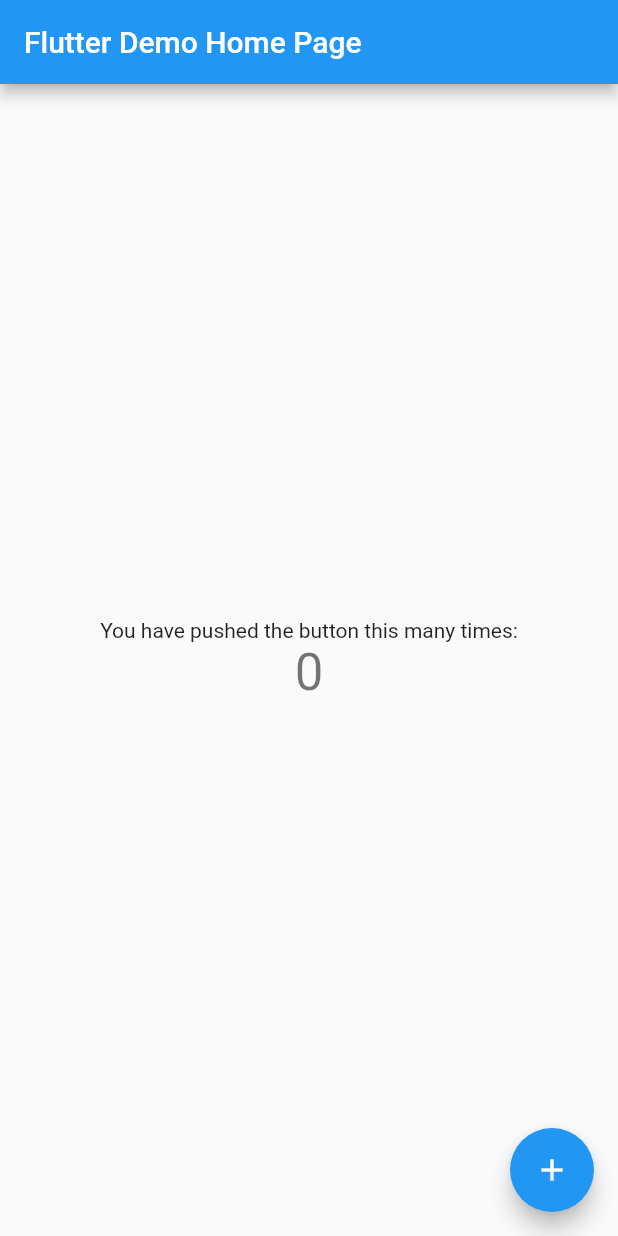
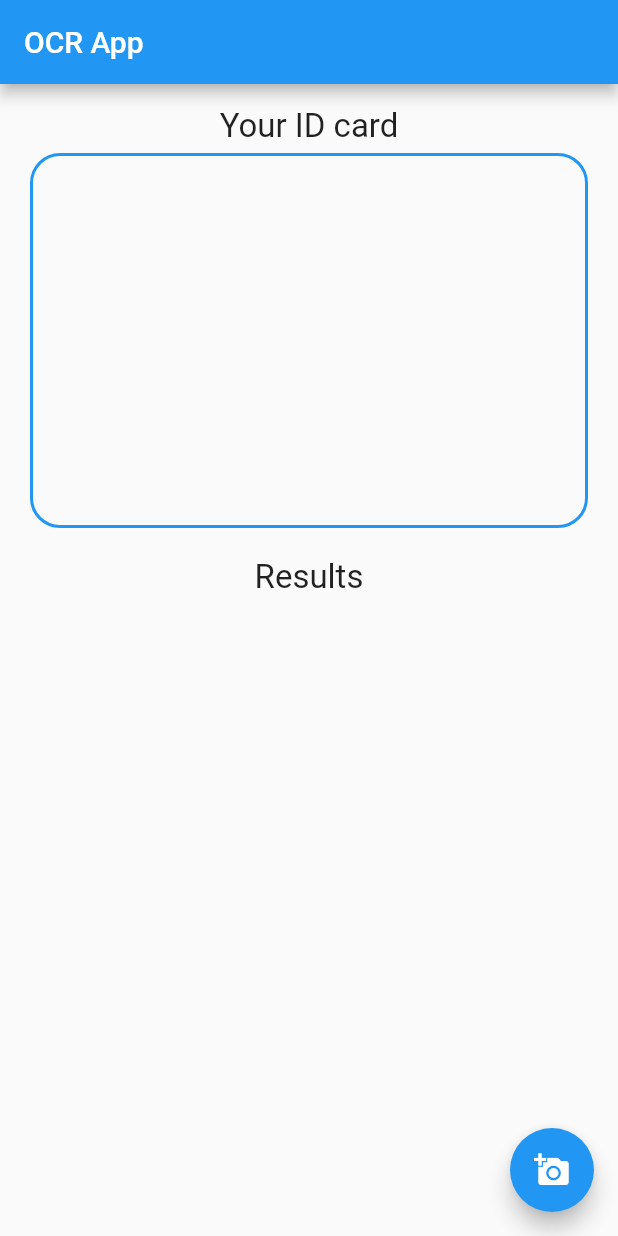
Before and after one commit to TaiTrien/demo-tesseract, a Flutter app: the screen it shows after launch, on a phone screen of 412 x 824 dp. Run offline on Flutter 3.47's test engine with Material 2 defaults, Android fonts, the phone set to English and light mode, and no system bars; our stand-ins replace file_picker; missing offline and left inert: google_mlkit_text_recognition.

Commit message:
feat: add orc

```diff
--- a/lib/main.dart
+++ b/lib/main.dart
@@ -1,4 +1,7 @@
+import 'dart:io';
+import 'package:file_picker/file_picker.dart';
 import 'package:flutter/material.dart';
+import 'package:google_mlkit_text_recognition/google_mlkit_text_recognition.dart';
 
 void main() {
   runApp(const MyApp());
@@ -6,40 +9,20 @@
 
 class MyApp extends StatelessWidget {
   const MyApp({Key? key}) : super(key: key);
-
-  // This widget is the root of your application.
   @override
   Widget build(BuildContext context) {
     return MaterialApp(
       title: 'Flutter Demo',
       theme: ThemeData(
-        // This is the theme of your application.
-        //
-        // Try running your application with "flutter run". You'll see the
-        // application has a blue toolbar. Then, without quitting the app, try
-        // changing the primarySwatch below to Colors.green and then invoke
-        // "hot reload" (press "r" in the console where you ran "flutter run",
-        // or simply save your changes to "hot reload" in a Flutter IDE).
-        // Notice that the counter didn't reset back to zero; the application
-        // is not restarted.
         primarySwatch: Colors.blue,
       ),
-      home: const MyHomePage(title: 'Flutter Demo Home Page'),
+      home: const MyHomePage(title: 'OCR App'),
     );
   }
 }
 
 class MyHomePage extends StatefulWidget {
   const MyHomePage({Key? key, required this.title}) : super(key: key);
-
-  // This widget is the home page of your application. It is stateful, meaning
-  // that it has a State object (defined below) that contains fields that affect
-  // how it looks.
-
-  // This class is the configuration for the state. It holds the values (in this
-  // case the title) provided by the parent (in this case the App widget) and
-  // used by the build method of the State. Fields in a Widget subclass are
-  // always marked "final".
 
   final String title;
 
@@ -48,67 +31,111 @@
 }
 
 class _MyHomePageState extends State<MyHomePage> {
-  int _counter = 0;
+  List<TextBlock> results = [];
+  final textRecognizer = TextRecognizer(script: TextRecognitionScript.latin);
+  late InputImage inputImage;
+  File? pickedFile;
+  bool loading = false;
 
-  void _incrementCounter() {
+  Future<void> processImage() async {
+    try {
+      var pickedImg = await pickFile();
+      if (pickedImg == null) return;
+      setState(() {
+        loading = true;
+      });
+
+      inputImage = InputImage.fromFilePath(pickedImg.path);
+      final RecognizedText recognizedText = await textRecognizer.processImage(inputImage);
+
+      setState(() {
+        results = recognizedText.blocks;
+      });
+    } catch (e) {
+      print(e);
+    }
+
     setState(() {
-      // This call to setState tells the Flutter framework that something has
-      // changed in this State, which causes it to rerun the build method below
-      // so that the display can reflect the updated values. If we changed
-      // _counter without calling setState(), then the build method would not be
-      // called again, and so nothing would appear to happen.
-      _counter++;
+      loading = false;
     });
+  }
+
+  Future<File?> pickFile() async {
+    FilePickerResult? result = await FilePicker.platform.pickFiles(type: FileType.image);
+
+    if (result != null && result.files.single.path != '') {
+      File file = File(result.files.single.path as String);
+      setState(() {
+        pickedFile = file;
+      });
+      return file;
+    } else {
+      return null;
+    }
   }
 
   @override
   Widget build(BuildContext context) {
-    // This method is rerun every time setState is called, for instance as done
-    // by the _incrementCounter method above.
-    //
-    // The Flutter framework has been optimized to make rerunning build methods
-    // fast, so that you can just rebuild anything that needs updating rather
-    // than having to individually change instances of widgets.
     return Scaffold(
       appBar: AppBar(
-        // Here we take the value from the MyHomePage object that was created by
-        // the App.build method, and use it to set our appbar title.
         title: Text(widget.title),
       ),
-      body: Center(
-        // Center is a layout widget. It takes a single child and positions it
-        // in the middle of the parent.
-        child: Column(
-          // Column is also a layout widget. It takes a list of children and
-          // arranges them vertically. By default, it sizes itself to fit its
-          // children horizontally, and tries to be as tall as its parent.
-          //
-          // Invoke "debug painting" (press "p" in the console, choose the
-          // "Toggle Debug Paint" action from the Flutter Inspector in Android
-          // Studio, or the "Toggle Debug Paint" command in Visual Studio Code)
-          // to see the wireframe for each widget.
-          //
-          // Column has various properties to control how it sizes itself and
-          // how it positions its children. Here we use mainAxisAlignment to
-          // center the children vertically; the main axis here is the vertical
-          // axis because Columns are vertical (the cross axis would be
-          // horizontal).
-          mainAxisAlignment: MainAxisAlignment.center,
-          children: <Widget>[
-            const Text(
-              'You have pushed the button this many times:',
+      body: SingleChildScrollView(
+        child: Center(
+          child: Padding(
+            padding: const EdgeInsets.symmetric(horizontal: 20.0, vertical: 15),
+            child: Column(
+              children: <Widget>[
+                const Text(
+                  'Your ID card',
+                  style: TextStyle(fontSize: 22),
+                ),
+                Container(
+                  height: 250,
+                  margin: const EdgeInsets.only(top: 5, bottom: 20),
+                  width: double.infinity,
+                  decoration: BoxDecoration(
+                    borderRadius: BorderRadius.circular(20),
+                    border: Border.all(color: Colors.blue, width: 2),
+                  ),
+                  child: pickedFile != null
+                      ? ClipRRect(
+                          borderRadius: BorderRadius.circular(20),
+                          child: Image.file(
+                            pickedFile as File,
+                            fit: BoxFit.cover,
+                          ),
+                        )
+                      : Container(),
+                ),
+                const Text(
+                  'Results',
+                  style: TextStyle(fontSize: 22),
+                ),
+                Padding(
+                  padding: const EdgeInsets.only(top: 20),
+                  child: loading == true
+                      ? const CircularProgressIndicator()
+                      : Column(
+                          children: [
+                            ...results.map(
+                              (e) => Text(
+                                e.text,
+                                textAlign: TextAlign.center,
+                              ),
+                            ),
+                          ],
+                        ),
+                ),
+              ],
             ),
-            Text(
-              '$_counter',
-              style: Theme.of(context).textTheme.headline4,
-            ),
-          ],
+          ),
         ),
       ),
       floatingActionButton: FloatingActionButton(
-        onPressed: _incrementCounter,
+        onPressed: processImage,
         tooltip: 'Increment',
-        child: const Icon(Icons.add),
+        child: const Icon(Icons.add_a_photo),
       ), // This trailing comma makes auto-formatting nicer for build methods.
     );
   }
--- a/pubspec.yaml
+++ b/pubspec.yaml
@@ -36,6 +36,7 @@
   cupertino_icons: ^1.0.2
   flutter_mobile_vision: ^0.1.4+1
   file_picker: ^4.6.1
+  google_mlkit_text_recognition: ^0.3.0
 
 dev_dependencies:
   flutter_test:
```
Also changed, not shown: 2 other files.
